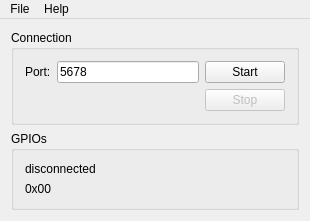
Before: the Qt Designer form src/gui/gpio/mainwindow.ui in Jokymon/custom-qemu-hw, drawn with Qt 5.
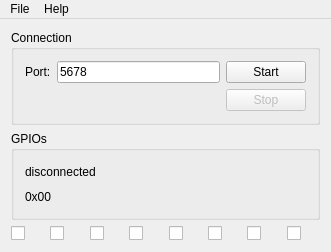
After: the same form once the commit is applied.

Commit message: Add checkboxes for better visualization of GPIO status

Patch:
```diff
--- a/src/gui/gpio/mainwindow.ui
+++ b/src/gui/gpio/mainwindow.ui
@@ -6,8 +6,8 @@
    <rect>
     <x>0</x>
     <y>0</y>
-    <width>310</width>
-    <height>218</height>
+    <width>331</width>
+    <height>252</height>
    </rect>
   </property>
   <property name="windowTitle">
@@ -89,6 +89,66 @@
       </layout>
      </widget>
     </item>
+    <item>
+     <layout class="QHBoxLayout" name="horizontalLayout_2">
+      <item>
+       <widget class="QCheckBox" name="chk128">
+        <property name="text">
+         <string/>
+        </property>
+       </widget>
+      </item>
+      <item>
+       <widget class="QCheckBox" name="chk64">
+        <property name="text">
+         <string/>
+        </property>
+       </widget>
+      </item>
+      <item>
+       <widget class="QCheckBox" name="chk32">
+        <property name="text">
+         <string/>
+        </property>
+       </widget>
+      </item>
+      <item>
+       <widget class="QCheckBox" name="chk16">
+        <property name="text">
+         <string/>
+        </property>
+       </widget>
+      </item>
+      <item>
+       <widget class="QCheckBox" name="chk8">
+        <property name="text">
+         <string/>
+        </property>
+       </widget>
+      </item>
+      <item>
+       <widget class="QCheckBox" name="chk4">
+        <property name="text">
+         <string/>
+        </property>
+       </widget>
+      </item>
+      <item>
+       <widget class="QCheckBox" name="chk2">
+        <property name="text">
+         <string/>
+        </property>
+       </widget>
+      </item>
+      <item>
+       <widget class="QCheckBox" name="chk1">
+        <property name="text">
+         <string/>
+        </property>
+       </widget>
+      </item>
+     </layout>
+    </item>
    </layout>
   </widget>
   <widget class="QMenuBar" name="menuBar">
@@ -96,8 +156,8 @@
     <rect>
      <x>0</x>
      <y>0</y>
-     <width>310</width>
-     <height>20</height>
+     <width>331</width>
+     <height>25</height>
     </rect>
    </property>
    <widget class="QMenu" name="menuFile">
```
The commit also changes 2 other files.
